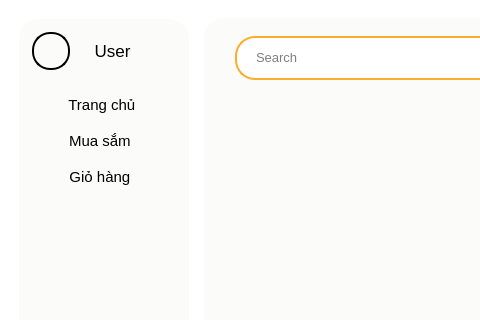
This is SPCK/GUI/user.ui in MaiNgocChau9/Python-App-Instance as Qt 5 draws it before an edit; both pictures show x 0 to 480 and y 0 to 320 of the 990 by 614 pixel window. The edited form follows.
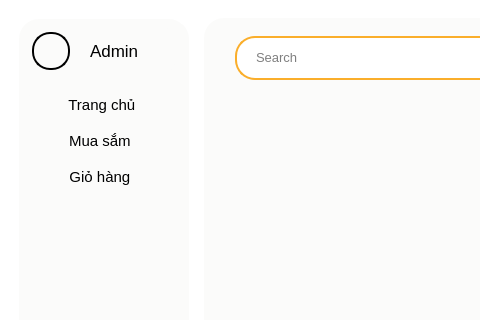
This is the edited form. Icons and pictures are not drawn.

Diff of the .ui file:
```diff
--- a/SPCK/GUI/user.ui
+++ b/SPCK/GUI/user.ui
@@ -79,7 +79,7 @@
              </font>
             </property>
             <property name="text">
-             <string> User</string>
+             <string>Admin</string>
             </property>
            </widget>
           </item>
```
